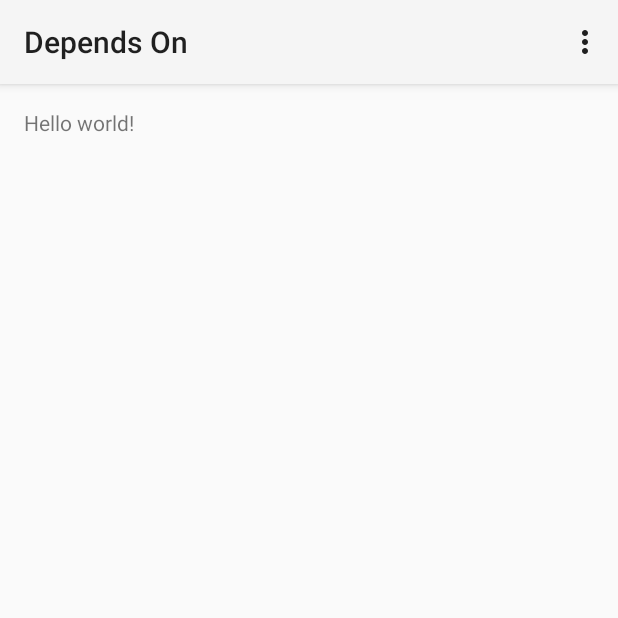
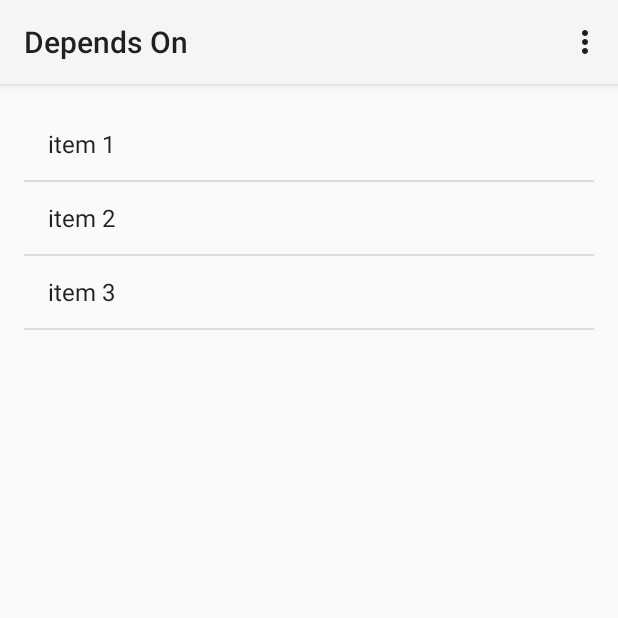
Before and after one commit to clangpp/depends-on, an Android app: the screen it shows after launch (MainActivity), on a phone screen of 412 x 824 dp, the top half of it. Run offline under Robolectric (Android 15) with nearby library versions, the phone set to English and light mode, and no system bars.

Commit message:
Forms up a basic list view.

```diff
--- /dev/null
+++ b/app/src/main/java/com/clangpp/depends_on/ChecklistFragment.java
@@ -0,0 +1,37 @@
+package com.clangpp.depends_on;
+
+import android.app.Fragment;
+import android.os.Bundle;
+import android.view.LayoutInflater;
+import android.view.View;
+import android.view.ViewGroup;
+import android.widget.ArrayAdapter;
+import android.widget.ListAdapter;
+import android.widget.ListView;
+
+/**
+ * A placeholder fragment containing a simple view.
+ * Created by clangpp on 11/27/14.
+ */
+public class ChecklistFragment extends Fragment {
+
+    ListView checklistView;
+    ListAdapter checklistAdapter;
+
+    @Override
+    public View onCreateView(LayoutInflater inflater, ViewGroup container,
+                             Bundle savedInstanceState) {
+        View rootView = inflater.inflate(R.layout.fragment_main, container, false);
+
+        checklistView = (ListView) rootView.findViewById(R.id.listview_checklist);
+
+        // TODO(clangpp): Replaces this to real adapter.
+        String[] dummyValues = new String[]{"item 1", "item 2", "item 3"};
+        checklistAdapter = new ArrayAdapter<String>(
+                getActivity(), android.R.layout.simple_list_item_1, dummyValues);
+
+        checklistView.setAdapter(checklistAdapter);
+
+        return rootView;
+    }
+}
--- a/app/src/main/java/com/clangpp/depends_on/MainActivity.java
+++ b/app/src/main/java/com/clangpp/depends_on/MainActivity.java
@@ -1,15 +1,9 @@
 package com.clangpp.depends_on;
 
 import android.app.Activity;
-import android.app.ActionBar;
-import android.app.Fragment;
 import android.os.Bundle;
-import android.view.LayoutInflater;
 import android.view.Menu;
 import android.view.MenuItem;
-import android.view.View;
-import android.view.ViewGroup;
-import android.os.Build;
 
 
 public class MainActivity extends Activity {
@@ -20,7 +14,7 @@ public class MainActivity extends Activity {
         setContentView(R.layout.activity_main);
         if (savedInstanceState == null) {
             getFragmentManager().beginTransaction()
-                    .add(R.id.container, new PlaceholderFragment())
+                    .add(R.id.container, new ChecklistFragment())
                     .commit();
         }
     }
@@ -47,20 +41,4 @@ public class MainActivity extends Activity {
 
         return super.onOptionsItemSelected(item);
     }
-
-    /**
-     * A placeholder fragment containing a simple view.
-     */
-    public static class PlaceholderFragment extends Fragment {
-
-        public PlaceholderFragment() {
-        }
-
-        @Override
-        public View onCreateView(LayoutInflater inflater, ViewGroup container,
-                                 Bundle savedInstanceState) {
-            View rootView = inflater.inflate(R.layout.fragment_main, container, false);
-            return rootView;
-        }
-    }
 }
--- a/app/src/main/res/layout/fragment_main.xml
+++ b/app/src/main/res/layout/fragment_main.xml
@@ -1,12 +1,18 @@
 <RelativeLayout xmlns:android="http://schemas.android.com/apk/res/android"
-    xmlns:tools="http://schemas.android.com/tools" android:layout_width="match_parent"
-    android:layout_height="match_parent" android:paddingLeft="@dimen/activity_horizontal_margin"
+    xmlns:tools="http://schemas.android.com/tools"
+    android:layout_width="match_parent"
+    android:layout_height="match_parent"
+    android:paddingLeft="@dimen/activity_horizontal_margin"
     android:paddingRight="@dimen/activity_horizontal_margin"
     android:paddingTop="@dimen/activity_vertical_margin"
     android:paddingBottom="@dimen/activity_vertical_margin"
-    tools:context=".MainActivity$PlaceholderFragment">
+    tools:context=".ChecklistView">
 
-    <TextView android:text="@string/hello_world" android:layout_width="wrap_content"
-        android:layout_height="wrap_content" />
+    <ListView
+        android:id="@+id/listview_checklist"
+        android:layout_width="match_parent"
+        android:layout_height="match_parent">
+
+    </ListView>
 
 </RelativeLayout>
```
